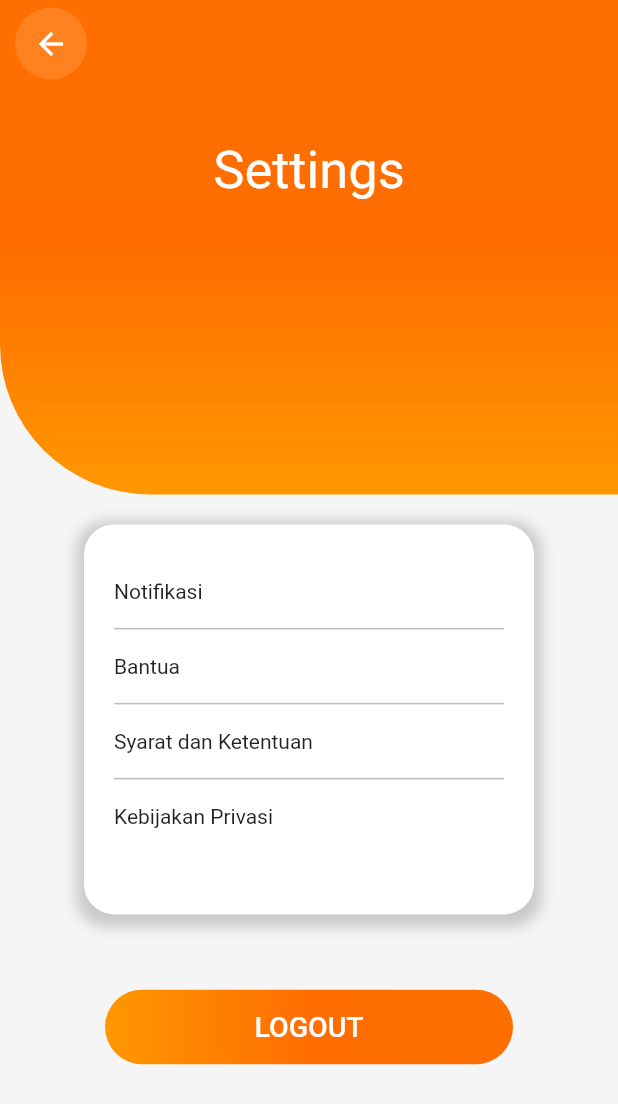
After one commit to zynmarr/efesiensi_apps, a Flutter app: the Settings screen opened directly, on a phone screen of 412 x 824 dp. The commit adds this screen. Shown: the top 1104 px of the screen. Run offline on Flutter 3.47's test engine with Material 2 defaults, Android fonts, the phone set to English and light mode, and no system bars; our stand-ins replace font_awesome_flutter, get.

Commit message:
menambah setting

```diff
--- /dev/null
+++ b/lib/component/settings.dart
@@ -0,0 +1,212 @@
+import 'package:flutter/material.dart';
+
+class Settings extends StatefulWidget {
+  @override
+  _SettingsState createState() => _SettingsState();
+}
+
+class _SettingsState extends State<Settings> {
+  @override
+  Widget build(BuildContext context) {
+    return SafeArea(
+      child: Scaffold(
+        backgroundColor: Color(0xFFf5f5f5),
+        body: ListView(
+          children: [
+            Container(
+              width: MediaQuery.of(context).size.width,
+              height: MediaQuery.of(context).size.height / 2.5,
+              decoration: BoxDecoration(
+                gradient: LinearGradient(colors: [
+                  Color(0xFFff6f00),
+                  Color(0xFFff6d00),
+                  Color(0xFFff9800),
+                ], begin: Alignment.topCenter, end: Alignment.bottomCenter),
+                borderRadius:
+                    BorderRadius.only(bottomLeft: Radius.circular(100)),
+              ),
+              child: Column(
+                crossAxisAlignment: CrossAxisAlignment.start,
+                children: [
+                  PreferredSize(
+                      child: Container(
+                        margin: EdgeInsets.only(left: 10, top: 5),
+                        decoration: BoxDecoration(
+                            borderRadius: BorderRadius.circular(50),
+                            color: Colors.white12),
+                        child: IconButton(
+                            icon: Icon(
+                              Icons.arrow_back,
+                              color: Colors.white,
+                            ),
+                            onPressed: () => Navigator.pop(context)),
+                      ),
+                      preferredSize:
+                          Size(MediaQuery.of(context).size.width, 100)),
+                  SizedBox(
+                    height: 40,
+                  ),
+                  Center(
+                      child: Text(
+                    "Settings",
+                    style: TextStyle(fontSize: 35, color: Colors.white),
+                  ))
+                ],
+              ),
+            ),
+            SizedBox(
+              height: 20,
+            ),
+            Center(
+              child: Container(
+                width: 300,
+                height: 260,
+                padding: EdgeInsets.all(20),
+                decoration: BoxDecoration(
+                    color: Colors.white,
+                    borderRadius: BorderRadius.circular(20),
+                    boxShadow: [
+                      BoxShadow(
+                        color: Colors.grey.withOpacity(0.5),
+                        spreadRadius: 5,
+                        blurRadius: 7,
+                        offset: Offset(0, 3),
+                      )
+                    ]),
+                child: Column(
+                  crossAxisAlignment: CrossAxisAlignment.start,
+                  children: [
+                    /// Notifikasi
+                    InkWell(
+                      onTap: (){},
+                      child: Container(
+                        alignment: Alignment.centerLeft,
+                        height: 50,
+                        width: MediaQuery.of(context).size.width,
+                        decoration: BoxDecoration(
+                          border: Border(bottom: BorderSide(color: Colors.black26, width: 1))
+                        ),
+                        child:Text("Notifikasi"),
+                      ),
+                    ),
+                    /// Bantuan
+                    InkWell(
+                      onTap: (){},
+                      child: Container(
+                        alignment: Alignment.centerLeft,
+                        height: 50,
+                        width: MediaQuery.of(context).size.width,
+                        decoration: BoxDecoration(
+                          border: Border(bottom: BorderSide(color: Colors.black26, width: 1))
+                        ),
+                        child:Text("Bantua"),
+                      ),
+                    ),
+                    /// Syarat dan Ketentuan
+                    InkWell(
+                      onTap: (){},
+                      child: Container(
+                        alignment: Alignment.centerLeft,
+                        height: 50,
+                        width: MediaQuery.of(context).size.width,
+                        decoration: BoxDecoration(
+                          border: Border(bottom: BorderSide(color: Colors.black26, width: 1))
+                        ),
+                        child:Text("Syarat dan Ketentuan"),
+                      ),
+                    ),
+                    /// Kebijakan Privasi
+                    InkWell(
+                      onTap: (){},
+                      child: Container(
+                        alignment: Alignment.centerLeft,
+                        height: 50,
+                        width: MediaQuery.of(context).size.width,
+                        child:Text("Kebijakan Privasi"),
+                      ),
+                    ),
+
+                    // Container(
+                    //   decoration: BoxDecoration(
+                    //       border: Border(
+                    //           bottom:
+                    //               BorderSide(color: Colors.black26, width: 1))),
+                    //   child: ListTile(
+                    //     title: Text("Notifikasi"),
+                    //   ),
+                    // ),
+                    // Container(
+                    //   decoration: BoxDecoration(
+                    //       border: Border(
+                    //           bottom:
+                    //               BorderSide(color: Colors.black26, width: 1))),
+                    //   child: ListTile(
+                    //     title: Text("Bantuan"),
+                    //     onTap: () => Navigator.pop(context),
+                    //   ),
+                    // ),
+                    // Container(
+                    //   decoration: BoxDecoration(
+                    //       border: Border(
+                    //           bottom:
+                    //               BorderSide(color: Colors.black26, width: 1))),
+                    //   child: ListTile(
+                    //     title: Text("Syarat dan Ketentuan"),
+                    //   ),
+                    // ),
+                    // Container(
+                    //   child: ListTile(
+                    //     title: Text("Kebijakan Privasi"),
+                    //   ),
+                    // ),
+                  ],
+                ),
+              ),
+            ),
+            Padding(
+              padding: const EdgeInsets.symmetric(horizontal: 70, vertical: 50),
+              child: Container(
+                height: 50,
+                width: 150,
+                decoration:
+                    BoxDecoration(borderRadius: BorderRadius.circular(50)),
+                child: FlatButton(
+                  shape: RoundedRectangleBorder(
+                      borderRadius: BorderRadius.circular(30.0)),
+                  padding: const EdgeInsets.all(0.0),
+                  onPressed: () {},
+                  color: Colors.transparent,
+                  child: Ink(
+                    decoration: BoxDecoration(
+                      borderRadius: BorderRadius.all(
+                        Radius.circular(50.0),
+                      ),
+                      gradient: LinearGradient(
+                        colors: [
+                          Color(0xFFff6f00),
+                          Color(0xFFff6d00),
+                          Color(0xFFff9800),
+                        ],
+                        begin: Alignment.centerRight,
+                        end: Alignment.centerLeft,
+                      ),
+                    ),
+                    child: Center(
+                      child: Text(
+                        "LogOut".toUpperCase(),
+                        style: TextStyle(
+                          color: Colors.white,
+                          fontSize: MediaQuery.of(context).textScaleFactor + 18,
+                        ),
+                      ),
+                    ),
+                  ),
+                ),
+              ),
+            ),
+          ],
+        ),
+      ),
+    );
+  }
+}
--- a/lib/screen/menu/profile.dart
+++ b/lib/screen/menu/profile.dart
@@ -1,3 +1,4 @@
+import 'package:efisiensiku_apps/component/settings.dart';
 import 'package:flutter/material.dart';
 
 class Profile extends StatefulWidget {
@@ -44,7 +45,10 @@ class _ProfileState extends State<Profile> {
                               Icons.settings,
                               color: Colors.white,
                             ),
-                            onPressed: null),
+                            onPressed: () {
+                              Navigator.of(context).push(MaterialPageRoute(
+                                  builder: (context) => Settings()));
+                            }),
                       ],
                     ),
                   ),
```
